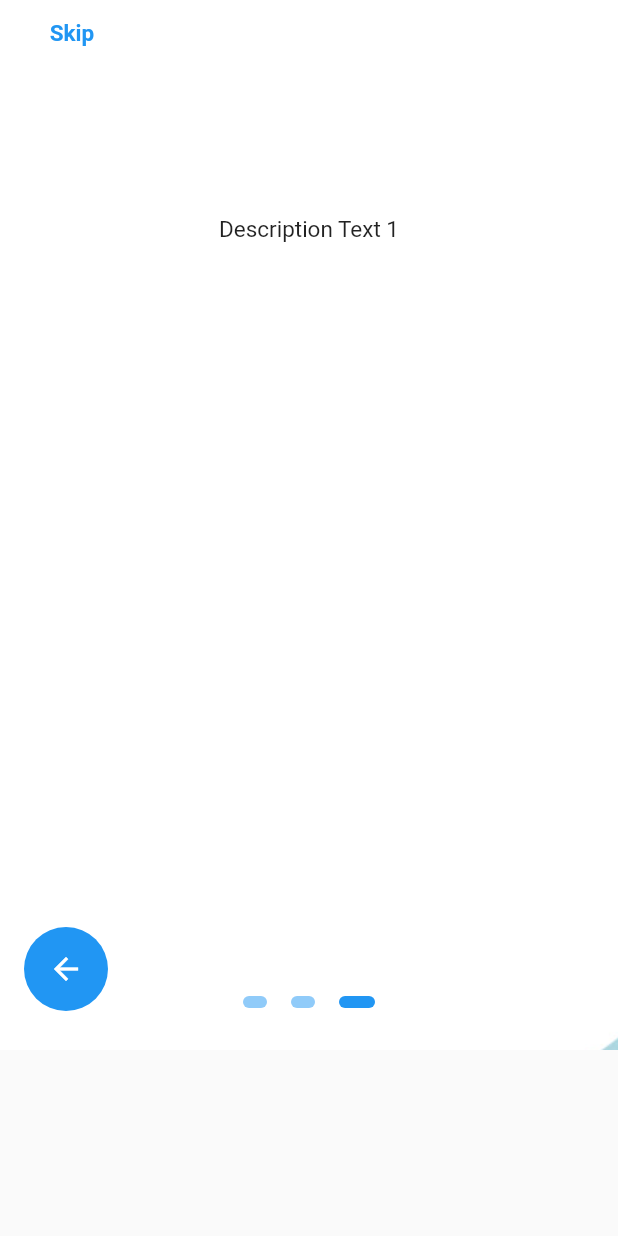
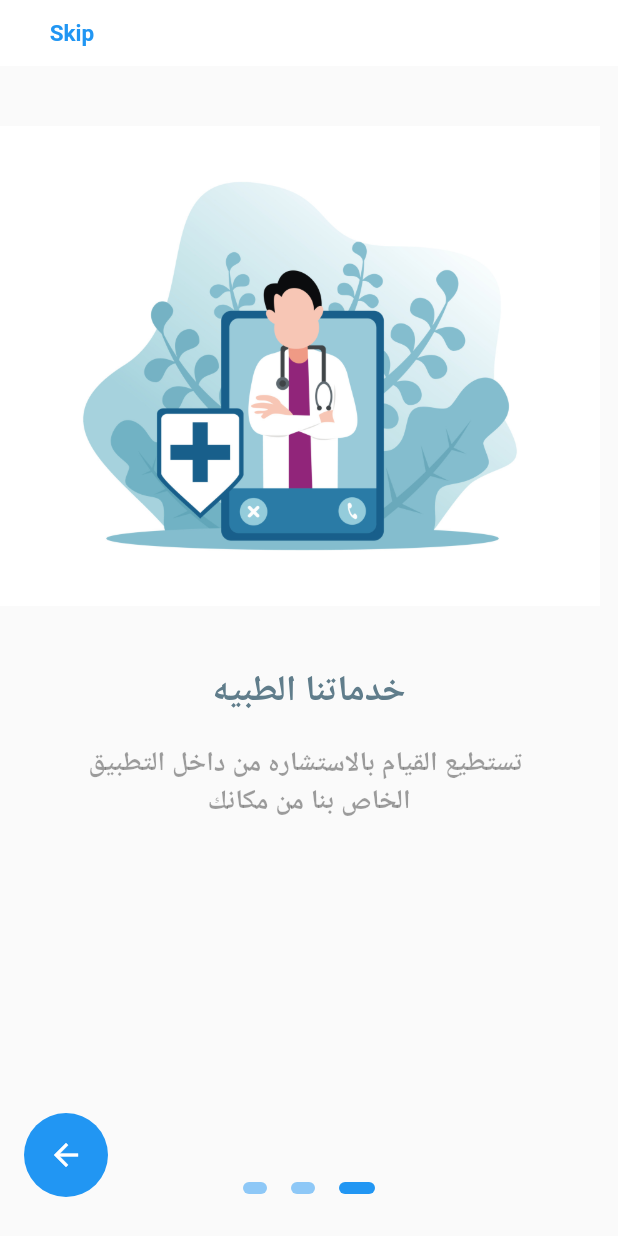
Before and after one commit to doniiamustafa/login_bear_animation, a Flutter app: the screen it shows after launch, on a phone screen of 412 x 824 dp. Run offline on Flutter 3.47's test engine with Material 2 defaults, Android fonts, the phone set to English and light mode, and no system bars; drawn by our look-alikes of flutter_onboarding_slider; our stand-ins replace country_code_picker, rive; missing offline and left inert: onboarding_screen.

Commit message:
new on boarding screen

```diff
--- a/lib/using_stream_controllers/view/on_boarding_screen.dart
+++ b/lib/using_stream_controllers/view/on_boarding_screen.dart
@@ -2,64 +2,151 @@ import 'package:flutter/material.dart';
 import 'package:flutter/src/widgets/container.dart';
 import 'package:flutter/src/widgets/framework.dart';
 import 'package:flutter_onboarding_slider/flutter_onboarding_slider.dart';
+import 'package:login_animation/login_screen.dart';
+import 'package:login_animation/using_stream_controllers/view/login_view_stream_controllers.dart';
+import 'package:login_animation/using_stream_controllers/view/register_view.dart';
 
 class OnBoardingScreen extends StatelessWidget {
   const OnBoardingScreen({super.key});
 
   @override
   Widget build(BuildContext context) {
-    return Scaffold(
-      body: Container(
-        height: 700,
-        width: double.infinity,
-        child: OnBoardingSlider(
-          middle: Center(),
-          imageHorizontalOffset: -10,
-          imageVerticalOffset: -100,
+    return SafeArea(
+      child: Scaffold(
+        body: OnBoardingSlider(
           headerBackgroundColor: Colors.white,
-          finishButtonText: 'Register',
-          skipTextButton: Text('Skip'),
-          trailing: Text('Login'),
+          finishButtonText: 'Login',
+          onFinish: () {
+            Navigator.pushReplacement(
+                context,
+                MaterialPageRoute(
+                    builder: (context) => const LoginScreen()));
+          },
+          skipTextButton: Text("Skip"),
+
+          skipFunctionOverride: () {
+            Navigator.pushReplacement(
+                context,
+                MaterialPageRoute(
+                    builder: (context) => const LoginScreen()));
+          },
+          // trailing: Text('Skip'),
           background: [
-            Image.asset('assets/boarding.jpg'),
-            Image.asset('assets/boarding2.png'),
-            Image.asset(
-              'assets/boarding3.png',
+            SizedBox(
+                height: 400,
+                width: 400,
+                child: Image.asset('assets/boarding.jpg')),
+            SizedBox(
+                height: 400,
+                width: 350,
+                child: Image.asset('assets/boarding2.png')),
+            SizedBox(
+              height: 400,
+              width: 350,
+              child: Image.asset(
+                'assets/boarding3.png',
+              ),
             ),
           ],
           totalPage: 3,
           speed: 1.8,
           pageBodies: [
             Container(
-              padding: const EdgeInsets.symmetric(horizontal: 10),
+              padding: EdgeInsets.symmetric(horizontal: 40),
               child: Column(
+                mainAxisAlignment: MainAxisAlignment.start,
+                crossAxisAlignment: CrossAxisAlignment.center,
                 children: const <Widget>[
                   SizedBox(
-                    height: 100,
+                    height: 400,
                   ),
-                  Text('Description Text 1'),
+                  Text(
+                    'خدماتنا الطبيه',
+                    textAlign: TextAlign.center,
+                    style: TextStyle(
+                      color: Colors.blueGrey,
+                      fontSize: 24.0,
+                      fontWeight: FontWeight.w600,
+                    ),
+                  ),
+                  SizedBox(
+                    height: 20,
+                  ),
+                  Text(
+                    ' تستطيع القيام بالاستشاره من داخل التطبيق الخاص بنا من مكانك',
+                    textAlign: TextAlign.center,
+                    style: TextStyle(
+                      color: Colors.black38,
+                      fontSize: 18.0,
+                      fontWeight: FontWeight.w600,
+                    ),
+                  ),
                 ],
               ),
             ),
             Container(
-              padding: const EdgeInsets.symmetric(horizontal: 40),
+              padding: EdgeInsets.symmetric(horizontal: 40),
               child: Column(
+                mainAxisAlignment: MainAxisAlignment.start,
+                crossAxisAlignment: CrossAxisAlignment.center,
                 children: const <Widget>[
                   SizedBox(
-                    height: 480,
+                    height: 400,
                   ),
-                  Text('Description Text 2'),
+                  Text(
+                    'الكشف عن المرض',
+                    textAlign: TextAlign.center,
+                    style: TextStyle(
+                      color: Colors.blueGrey,
+                      fontSize: 24.0,
+                      fontWeight: FontWeight.w600,
+                    ),
+                  ),
+                  SizedBox(
+                    height: 20,
+                  ),
+                  Text(
+                    'تستطيع الكشف عن المرض عن طريق الأستعلام عن الأعراض',
+                    textAlign: TextAlign.center,
+                    style: TextStyle(
+                      color: Colors.black38,
+                      fontSize: 18.0,
+                      fontWeight: FontWeight.w600,
+                    ),
+                  ),
                 ],
               ),
             ),
             Container(
-              padding: const EdgeInsets.symmetric(horizontal: 40),
+              padding: EdgeInsets.symmetric(horizontal: 40),
               child: Column(
+                mainAxisAlignment: MainAxisAlignment.start,
+                crossAxisAlignment: CrossAxisAlignment.center,
                 children: const <Widget>[
                   SizedBox(
-                    height: 480,
+                    height: 400,
                   ),
-                  Text('Description Text 3'),
+                  Text(
+                    'الثقه و الجوده',
+                    textAlign: TextAlign.center,
+                    style: TextStyle(
+                      color: Colors.blueGrey,
+                      fontSize: 24.0,
+                      fontWeight: FontWeight.w600,
+                    ),
+                  ),
+                  SizedBox(
+                    height: 20,
+                  ),
+                  Text(
+                    'كل البيانات تكون مراجعه عن طريق أفضل الأطباء',
+                    textAlign: TextAlign.center,
+                    style: TextStyle(
+                      color: Colors.black38,
+                      fontSize: 18.0,
+                      fontWeight: FontWeight.w600,
+                    ),
+                  ),
                 ],
               ),
             ),
```
